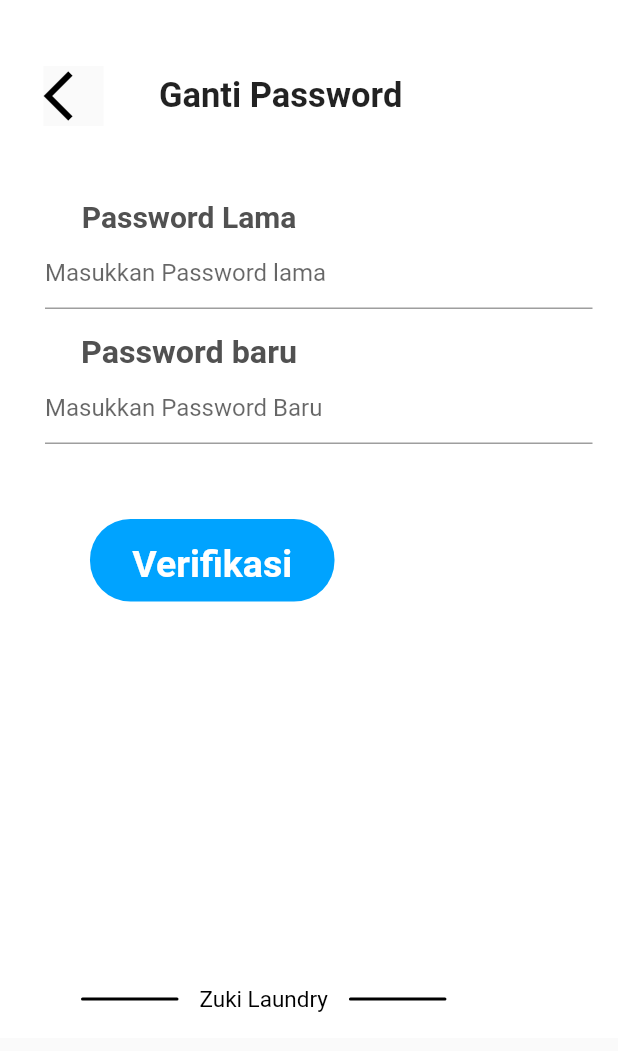
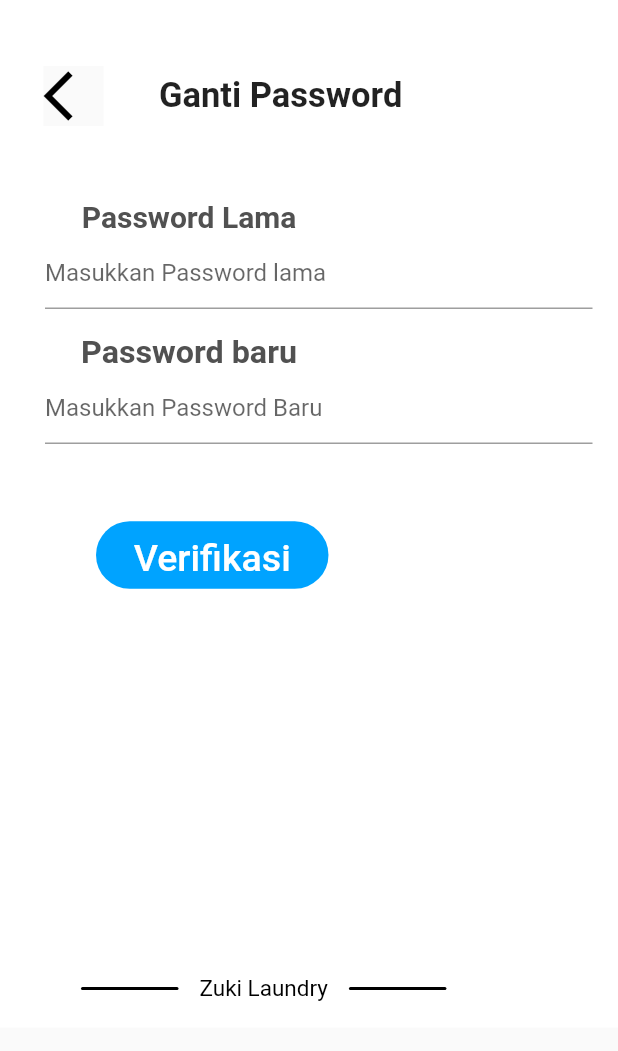
Before and after one commit to nouvosajja/Zuki-Laundry, a Flutter app: the gantiPass screen opened directly, on a phone screen of 412 x 824 dp. Shown: the top 1051 px of the screen. Run offline on Flutter 3.47's test engine with Material 2 defaults, Android fonts, the phone set to English and light mode, and no system bars; our stand-ins replace grouped_list, iconly, shared_preferences; accounts and stored records are empty.

Commit message:
[UB] fix gantiPass

```diff
--- a/lib/profile/gantiPass.dart
+++ b/lib/profile/gantiPass.dart
@@ -113,8 +113,8 @@ class _gantiPassState extends State<gantiPass> {
                               padding: EdgeInsets.zero,
                             ),
                             child: Container(
-                              width: 163,
-                              height: 55,
+                              width: 155,
+                              height: 45,
                               decoration: BoxDecoration(
                                 color: Color(0xff00a3ff),
                                 borderRadius: BorderRadius.circular(27),
@@ -124,8 +124,8 @@ class _gantiPassState extends State<gantiPass> {
                                   'Verifikasi',
                                   style: TextStyle(
                                     fontSize: 25,
-                                    fontWeight: FontWeight.w700,
-                                    height: 1.5,
+                                    fontWeight: FontWeight.w500,
+                                    height: 1.4,
                                     color: Color(0xffffffff),
                                   ),
                                 ),
```
